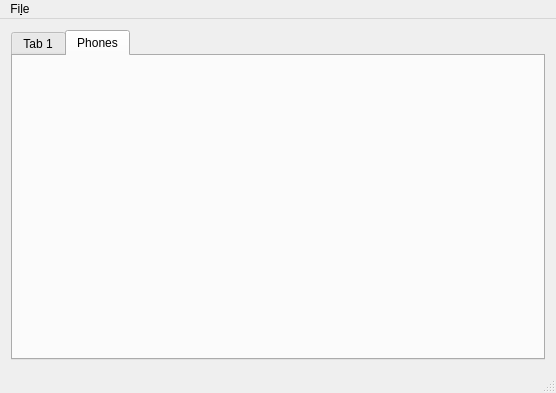
Qt form centraltiendaMoviles/mainwindow.ui (ChristopherCousin/PhoneShop) before a commit.
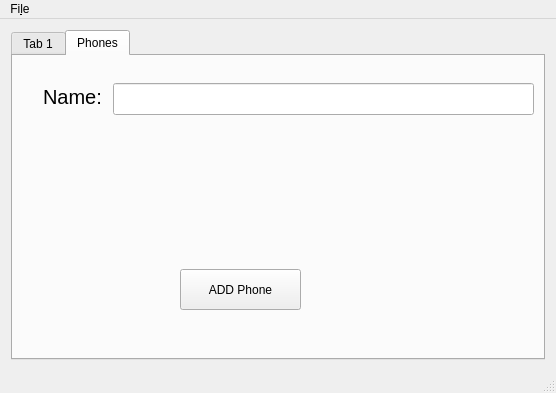
The same form after that commit.

Commit message: Added INSERT query into central app

Patch:
```diff
--- a/centraltiendaMoviles/mainwindow.ui
+++ b/centraltiendaMoviles/mainwindow.ui
@@ -29,6 +29,47 @@
        <attribute name="title">
         <string>Phones</string>
        </attribute>
+       <widget class="QLabel" name="label">
+        <property name="geometry">
+         <rect>
+          <x>30</x>
+          <y>30</y>
+          <width>81</width>
+          <height>21</height>
+         </rect>
+        </property>
+        <property name="font">
+         <font>
+          <pointsize>15</pointsize>
+         </font>
+        </property>
+        <property name="text">
+         <string>Name:</string>
+        </property>
+       </widget>
+       <widget class="QLineEdit" name="lineEdit">
+        <property name="geometry">
+         <rect>
+          <x>100</x>
+          <y>27</y>
+          <width>421</width>
+          <height>32</height>
+         </rect>
+        </property>
+       </widget>
+       <widget class="QPushButton" name="pushButton">
+        <property name="geometry">
+         <rect>
+          <x>167</x>
+          <y>213</y>
+          <width>121</width>
+          <height>41</height>
+         </rect>
+        </property>
+        <property name="text">
+         <string>ADD Phone</string>
+        </property>
+       </widget>
       </widget>
      </widget>
     </item>
```
Left out of the diff: 2 changed lines with no effect on the pictures. The commit also changes 2 other files.
